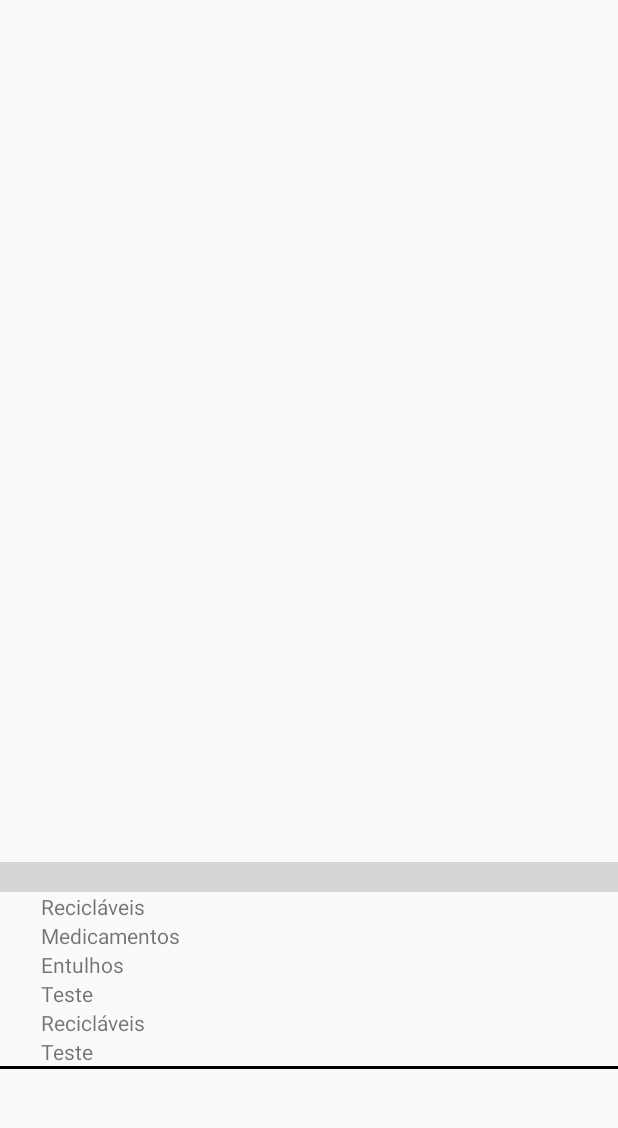
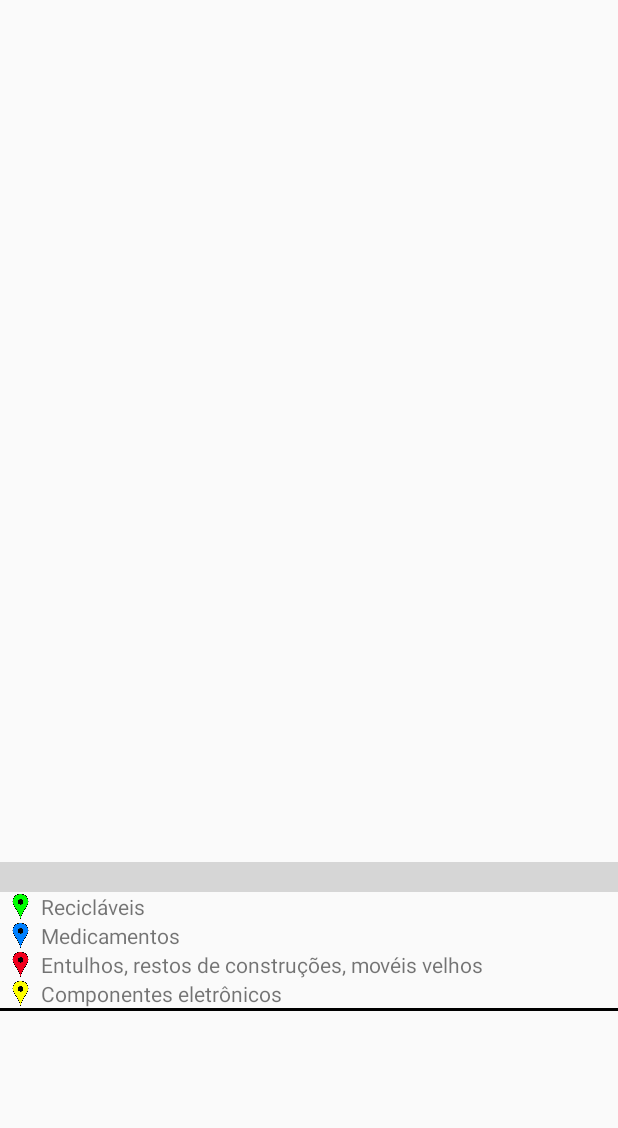
Before and after one commit to brunoohd/redivivus, an Android app: the screen it shows after launch (MapaActivity), on a phone screen of 412 x 824 dp, the part 53-1181 px from its top. Run offline under Robolectric (Android 15) with nearby library versions, the phone set to English and light mode, and no system bars; grey boxes are pictures that could not be loaded.

Commit message:
Ícones das legendas

```diff
--- a/app/src/main/java/com/example/redivivus/MapaActivity.java
+++ b/app/src/main/java/com/example/redivivus/MapaActivity.java
@@ -52,12 +52,15 @@ public class MapaActivity extends AppCompatActivity  implements
         final LatLng ECOPONTO = new LatLng(-23.5670508, -48.0273684);
         final LatLng COOPERITA = new LatLng(-23.5684936,-48.0304146);
         final LatLng RAIA = new LatLng(-23.5858486,-48.0480597);
+        final LatLng EXTRA = new LatLng(-23.5785787,-48.0374225);
+        final LatLng HOSPITALUNIMED = new LatLng(-23.5606185,-48.0132762);
 
         //Marcador do ponto de descarte Ecoponto
         mapa.addMarker(new MarkerOptions()
                 .position(ECOPONTO)
                 .title("Ecoponto")
-                .snippet("Descarte de entulhos, resto de construção, movéis velhos"));
+                .snippet("Descarte de entulhos, restos de construções, movéis velhos")
+                .icon(BitmapDescriptorFactory.defaultMarker(BitmapDescriptorFactory.HUE_RED)));
 
         //Marcador do ponto de descarte Cooperita
         mapa.addMarker(new MarkerOptions()
@@ -72,6 +75,20 @@ public class MapaActivity extends AppCompatActivity  implements
                 .title("Drogaria Raia")
                 .snippet("Descarte de medicamentos")
                 .icon(BitmapDescriptorFactory.defaultMarker(BitmapDescriptorFactory.HUE_AZURE)));
+
+        //Marcador do ponto de descarte Extra
+        mapa.addMarker(new MarkerOptions()
+                .position(EXTRA)
+                .title("EXTRA")
+                .snippet("Descarte de lâmpadas fluorescente")
+                .icon(BitmapDescriptorFactory.defaultMarker(BitmapDescriptorFactory.HUE_YELLOW)));
+
+        //Marcador do ponto de descarte Hospital Unimed
+        mapa.addMarker(new MarkerOptions()
+                .position(HOSPITALUNIMED)
+                .title("Hospital Unimed")
+                .snippet("Descarte de pilhas e baterias")
+                .icon(BitmapDescriptorFactory.defaultMarker(BitmapDescriptorFactory.HUE_YELLOW)));
     }
 
     @Override
--- a/app/src/main/res/layout/mapa_main.xml
+++ b/app/src/main/res/layout/mapa_main.xml
@@ -36,11 +36,13 @@
 
             <!--Legenda Marcador Recicláveis-->
             <TableRow>
+
                 <ImageView
                     android:id="@+id/imageView1"
                     android:layout_width="18dp"
                     android:layout_height="match_parent"
-                    tools:srcCompat="@tools:sample/avatars" />
+                    app:srcCompat="@drawable/green"
+                    tools:srcCompat="@drawable/green" />
 
                 <TextView
                     android:layout_width="48dp"
@@ -51,11 +53,13 @@
 
             <!--Legenda Marcador Medicamentos-->
             <TableRow>
+
                 <ImageView
                     android:id="@+id/imageView2"
                     android:layout_width="27dp"
                     android:layout_height="match_parent"
-                    tools:srcCompat="@tools:sample/avatars" />
+                    app:srcCompat="@drawable/azure"
+                    tools:srcCompat="@drawable/azure" />
 
                 <TextView
                     android:layout_width="10dp"
@@ -66,61 +70,35 @@
 
             <!--Legenda Marcador Entulhos-->
             <TableRow>
+
                 <ImageView
                     android:id="@+id/imageView3"
                     android:layout_width="18dp"
                     android:layout_height="match_parent"
-                    tools:srcCompat="@tools:sample/avatars" />
+                    app:srcCompat="@drawable/red"
+                    tools:srcCompat="@drawable/red" />
 
                 <TextView
                     android:layout_width="48dp"
                     android:layout_column="1"
-                    android:text="Entulhos">
+                    android:text="Entulhos, restos de construções, movéis velhos">
                 </TextView>
             </TableRow>
 
-            <!--Legenda Marcador Teste 1-->
+            <!--Legenda Marcador componentes eletrônicos-->
             <TableRow>
+
                 <ImageView
                     android:id="@+id/imageView4"
                     android:layout_width="27dp"
                     android:layout_height="match_parent"
-                    tools:srcCompat="@tools:sample/avatars" />
+                    app:srcCompat="@drawable/yellow"
+                    tools:srcCompat="@drawable/yellow" />
 
                 <TextView
                     android:layout_width="10dp"
                     android:layout_column="1"
-                    android:text="Teste">
-                </TextView>
-            </TableRow>
-
-            <!--Legenda Marcador Teste 2-->
-            <TableRow android:layout_width="match_parent">
-                <ImageView
-                    android:id="@+id/imageView5"
-                    android:layout_width="18dp"
-                    android:layout_height="match_parent"
-                    tools:srcCompat="@tools:sample/avatars" />
-
-                <TextView
-                    android:layout_width="48dp"
-                    android:layout_column="1"
-                    android:text="Recicláveis">
-                </TextView>
-            </TableRow>
-
-            <!--Legenda Marcador Teste 3-->
-            <TableRow>
-                <ImageView
-                    android:id="@+id/imageView"
-                    android:layout_width="27dp"
-                    android:layout_height="match_parent"
-                    tools:srcCompat="@tools:sample/avatars" />
-
-                <TextView
-                    android:layout_width="10dp"
-                    android:layout_column="1"
-                    android:text="Teste">
+                    android:text="Componentes eletrônicos">
                 </TextView>
             </TableRow>
 
```
Also changed, not shown: app/src/main/res/drawable/azure.png (added), app/src/main/res/drawable/green.png (added), app/src/main/res/drawable/red.png (added), app/src/main/res/drawable/yellow.png (added), app/src/main/res/markers-icons/azure.png (added), app/src/main/res/markers-icons/green.png (added), app/src/main/res/markers-icons/red.png (added), app/src/main/res/markers-icons/yellow.png (added).
